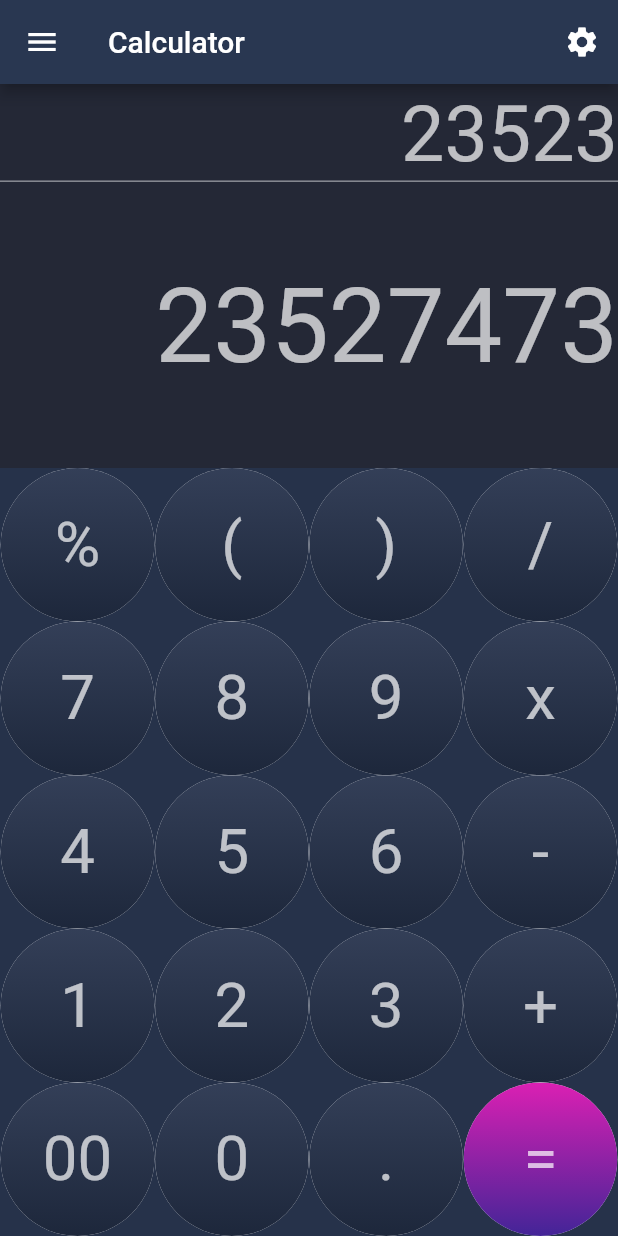
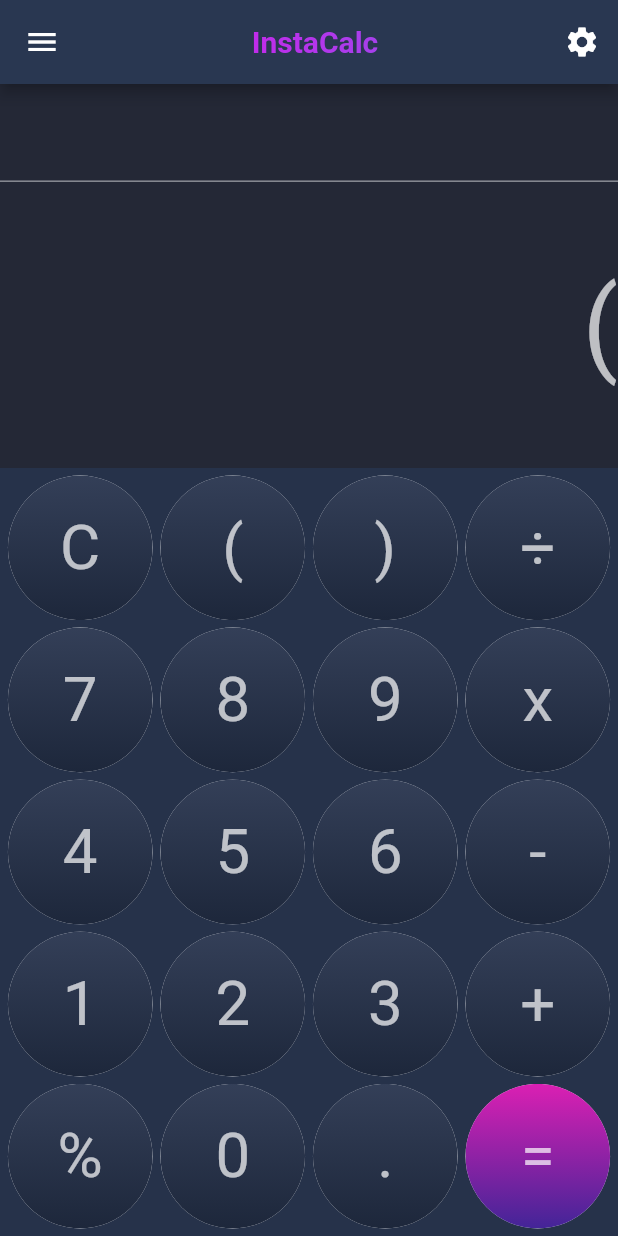
Before and after one commit to dhzdhd/InstaCalc, a Flutter app: the screen it shows after launch, after a tap on an icon or button, on a phone screen of 412 x 824 dp. Run offline on Flutter 3.47's test engine with Material 2 defaults, Android fonts, the phone set to English and light mode, and no system bars; missing offline and left inert: expression_language; Roboto replaces fonts that are missing (Sans Serif).

Commit message:
Added functionality and revised UI

```diff
--- a/lib/main.dart
+++ b/lib/main.dart
@@ -2,6 +2,7 @@ import 'package:flutter/material.dart';
 import 'package:provider/provider.dart';
 
 import 'common/theme.dart';
+import 'model/calculate.dart';
 import 'routes/calc_route.dart';
 import 'routes/settings_route.dart';
 
@@ -12,7 +13,11 @@ void main() {
 class MyApp extends StatelessWidget {
   @override
   Widget build(BuildContext context) {
-    return MaterialApp(
+    return MultiProvider(
+      providers: [
+        ChangeNotifierProvider(create: (context) => CalculateModel())
+      ],
+      child: MaterialApp(
         title: 'InstaCalc',
         theme: darkTheme,
         initialRoute: '/',
@@ -20,6 +25,7 @@ class MyApp extends StatelessWidget {
           '/': (context) => CalculatorRoute(),
           '/settings': (context) => SettingsRoute()
         },
+      )
     );
   }
 }
--- a/lib/routes/calc_route.dart
+++ b/lib/routes/calc_route.dart
@@ -2,17 +2,29 @@ import 'package:flutter/animation.dart';
 import 'package:flutter/cupertino.dart';
 import 'package:flutter/material.dart';
 import 'package:flutter/rendering.dart';
+import 'package:provider/provider.dart';
 
 import '../common/menu_drawer.dart';
 import '../widgets/number_button.dart';
+import '../model/calculate.dart';
 
 class CalculatorRoute extends StatelessWidget {
+  final Shader linearGradient = LinearGradient(
+    colors: <Color>[Color(0xfff503e9), Color(0xff587cee)],
+  ).createShader(Rect.fromLTWH(0.0, 0.0, 500.0, 70.0));
+
   @override
   Widget build(BuildContext context) {
     return Scaffold(
       appBar: AppBar(
-        title: Text(
-          'Calculator'
+        title: Center(
+          child: Text(
+            'InstaCalc',
+            style: TextStyle(
+              fontWeight: FontWeight.bold,
+              foreground: Paint()..shader = linearGradient
+            )
+          ),
         ),
         actions: [
           IconButton(
@@ -62,11 +74,15 @@ class DisplayContainer extends StatelessWidget {
                 children: [
                   Align(
                     alignment: Alignment.bottomRight,
-                    child: Text(
-                      '23523',
+                    child: Consumer<CalculateModel>(
+                      builder: (context, calc, child) {
+                        return Text(
+                          calc.finalText.join(),
                           style: TextStyle(
                               fontSize: MediaQuery.of(context).size.height / 16
                           ),
+                        );
+                      },
                     )
                   )
                 ],
@@ -84,11 +100,15 @@ class DisplayContainer extends StatelessWidget {
                 children: [
                   Align(
                     alignment: Alignment.centerRight,
-                    child: Text(
-                      '23527473',
+                    child: Consumer<CalculateModel>(
+                      builder: (context, calc, child) {
+                        return Text(
+                          calc.toBeParsed.join(),
                           style: TextStyle(
                               fontSize: MediaQuery.of(context).size.height / 12
                           ),
+                        );
+                      },
                     )
                   )
                 ],
@@ -111,17 +131,20 @@ class ButtonContainer extends StatelessWidget {
           crossAxisAlignment: CrossAxisAlignment.stretch,
           mainAxisAlignment: MainAxisAlignment.spaceEvenly,
           children: [
+            SizedBox(height: 5,),
             Expanded(
               child: Row(
                 mainAxisAlignment: MainAxisAlignment.spaceEvenly,
                 children: [
-                  Flexible(child: NumberButton('%', '%')),
+                  Flexible(child: NumberButton('C', 'C', choice: 'cls',
+                    secChoice: 'cls',)),
                   Flexible(child: NumberButton('(', '(')),
                   Flexible(child: NumberButton(')', ')')),
-                  Flexible(child: NumberButton('/', '/')),
+                  Flexible(child: NumberButton('÷', '/')),
                 ],
               ),
             ),
+            SizedBox(height: 5,),
             Expanded(
               child: Row(
                 mainAxisAlignment: MainAxisAlignment.spaceEvenly,
@@ -129,10 +152,11 @@ class ButtonContainer extends StatelessWidget {
                   Flexible(child: NumberButton('7', '7')),
                   Flexible(child: NumberButton('8', '8')),
                   Flexible(child: NumberButton('9', '9')),
-                  Flexible(child: NumberButton('x', 'x')),
+                  Flexible(child: NumberButton('x', '*')),
                 ],
               ),
             ),
+            SizedBox(height: 5,),
             Expanded(
               child: Row(
                 mainAxisAlignment: MainAxisAlignment.spaceEvenly,
@@ -144,6 +168,7 @@ class ButtonContainer extends StatelessWidget {
                 ],
               ),
             ),
+            SizedBox(height: 5,),
             Expanded(
               child: Row(
                 mainAxisAlignment: MainAxisAlignment.spaceEvenly,
@@ -155,11 +180,12 @@ class ButtonContainer extends StatelessWidget {
                 ],
               ),
             ),
+            SizedBox(height: 5,),
             Expanded(
               child: Row(
                 mainAxisAlignment: MainAxisAlignment.spaceEvenly,
                 children: [
-                  Flexible(child: NumberButton('00', '00')),
+                  Flexible(child: NumberButton('%', '%')),
                   Flexible(child: NumberButton('0', '0')),
                   Flexible(child: NumberButton('.', '.')),
                   Flexible(
@@ -169,11 +195,13 @@ class ButtonContainer extends StatelessWidget {
                       topGradient: Color.fromARGB(242, 217, 20, 175),
                       bottomGradient: Color.fromARGB(242, 57, 25, 146),
                       splashColor: Color.fromARGB(255, 187, 23, 193),
+                      choice: 'equal',
                     )
                   ),
                 ],
               ),
             ),
+            SizedBox(height: 5,),
           ],
         )
       )
--- a/lib/widgets/number_button.dart
+++ b/lib/widgets/number_button.dart
@@ -1,4 +1,8 @@
+
 import 'package:flutter/material.dart';
+import 'package:provider/provider.dart';
+
+import '../model/calculate.dart';
 
 class NumberButton extends StatelessWidget {
   static const top = Color.fromARGB(242, 41, 53, 79);
@@ -10,6 +14,8 @@ class NumberButton extends StatelessWidget {
   final topGradient;
   final bottomGradient;
   final splashColor;
+  final String choice;
+  final String secChoice;
 
   NumberButton(
     this.text,
@@ -17,7 +23,9 @@ class NumberButton extends StatelessWidget {
     {
       this.topGradient = top,
       this.bottomGradient = bottom,
-      this.splashColor = splash
+      this.splashColor = splash,
+      this.choice = 'add',
+      this.secChoice = 'pass'
     }
   );
 
@@ -63,7 +71,24 @@ class NumberButton extends StatelessWidget {
           child: InkWell(
             borderRadius: BorderRadius.circular(borderSize),
             splashColor: this.splashColor,
-            onTap: () => null,
+            onTap: () {
+              if (this.choice == 'add') {
+                Provider.of<CalculateModel>(context, listen: false).add(
+                    this.val);
+              } else if (this.choice == 'cls') {
+                Provider.of<CalculateModel>(context, listen: false).clear();
+              } else if (this.choice == 'equal'){
+                Provider.of<CalculateModel>(context, listen: false).calculate();
+              }
+            },
+            onLongPress: () {
+              if (this.secChoice == 'cls') {
+                Provider.of<CalculateModel>(context, listen: false).clear();
+                Provider.of<CalculateModel>(context, listen: false).clearTop();
+              } else {
+                print('');
+              }
+            },
             child: Container(
               padding: EdgeInsets.all(12),
               child: Center(
--- a/pubspec.yaml
+++ b/pubspec.yaml
@@ -29,6 +29,7 @@ dependencies:
   # The following adds the Cupertino Icons font to your application.
   # Use with the CupertinoIcons class for iOS style icons.
   cupertino_icons: ^1.0.2
+  expression_language: ^1.0.0
 
 dev_dependencies:
   flutter_test:
```
Also changed, not shown: lib/model/calculate.dart (+33 -7 lines), lib/model/snackbar.dart (added, +14 -0 lines), pubspec.lock. Lines whose indentation alone changed are shown as unchanged.
